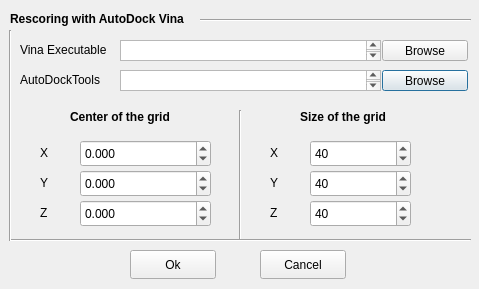
Qt form GUI/rescoreVina/rescorevinadialog.ui (IFMlab/ChemFlow) before a commit.
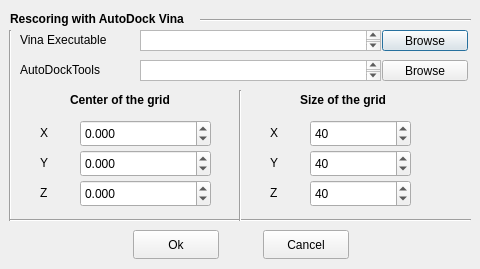
The same form after that commit.

Diff of the .ui file:
```diff
--- a/GUI/rescoreVina/rescorevinadialog.ui
+++ b/GUI/rescoreVina/rescorevinadialog.ui
@@ -6,165 +6,13 @@
    <rect>
     <x>0</x>
     <y>0</y>
-    <width>479</width>
-    <height>289</height>
+    <width>480</width>
+    <height>269</height>
    </rect>
   </property>
   <property name="windowTitle">
    <string>AutoDock Vina Rescoring Parameters</string>
   </property>
-  <widget class="Line" name="line_4">
-   <property name="geometry">
-    <rect>
-     <x>230</x>
-     <y>110</y>
-     <width>20</width>
-     <height>131</height>
-    </rect>
-   </property>
-   <property name="orientation">
-    <enum>Qt::Vertical</enum>
-   </property>
-  </widget>
-  <widget class="QLabel" name="label_9">
-   <property name="geometry">
-    <rect>
-     <x>270</x>
-     <y>170</y>
-     <width>41</width>
-     <height>26</height>
-    </rect>
-   </property>
-   <property name="text">
-    <string>Y</string>
-   </property>
-  </widget>
-  <widget class="QLabel" name="label_7">
-   <property name="geometry">
-    <rect>
-     <x>270</x>
-     <y>140</y>
-     <width>41</width>
-     <height>26</height>
-    </rect>
-   </property>
-   <property name="text">
-    <string>X</string>
-   </property>
-  </widget>
-  <widget class="QLabel" name="label_4">
-   <property name="geometry">
-    <rect>
-     <x>300</x>
-     <y>107</y>
-     <width>101</width>
-     <height>20</height>
-    </rect>
-   </property>
-   <property name="font">
-    <font>
-     <weight>75</weight>
-     <bold>true</bold>
-    </font>
-   </property>
-   <property name="text">
-    <string>Size of the grid</string>
-   </property>
-  </widget>
-  <widget class="QTextBrowser" name="textBrowser_adtFolder">
-   <property name="geometry">
-    <rect>
-     <x>120</x>
-     <y>70</y>
-     <width>261</width>
-     <height>21</height>
-    </rect>
-   </property>
-   <property name="font">
-    <font>
-     <pointsize>8</pointsize>
-    </font>
-   </property>
-   <property name="toolTip">
-    <string>&lt;html&gt;&lt;head/&gt;&lt;body&gt;&lt;p&gt;Folder containing python scripts to convert receptor and ligand files in PDBQT format.&lt;/p&gt;&lt;p&gt;Usually contained in 'MGLTools-{&lt;span style=&quot; font-style:italic;&quot;&gt;version&lt;/span&gt;}/MGLToolsPckgs/' directory.&lt;/p&gt;&lt;/body&gt;&lt;/html&gt;</string>
-   </property>
-  </widget>
-  <widget class="QDoubleSpinBox" name="doubleSpinBox_cx">
-   <property name="geometry">
-    <rect>
-     <x>80</x>
-     <y>140</y>
-     <width>131</width>
-     <height>27</height>
-    </rect>
-   </property>
-   <property name="decimals">
-    <number>3</number>
-   </property>
-   <property name="minimum">
-    <double>-10000.000000000000000</double>
-   </property>
-   <property name="maximum">
-    <double>10000.000000000000000</double>
-   </property>
-  </widget>
-  <widget class="QPushButton" name="pushButton_adtFolder">
-   <property name="geometry">
-    <rect>
-     <x>382</x>
-     <y>70</y>
-     <width>86</width>
-     <height>21</height>
-    </rect>
-   </property>
-   <property name="toolTip">
-    <string>&lt;html&gt;&lt;head/&gt;&lt;body&gt;&lt;p&gt;Folder containing python scripts to convert receptor and ligand files in PDBQT format.&lt;/p&gt;&lt;p&gt;Usually contained in 'MGLTools-{&lt;span style=&quot; font-style:italic;&quot;&gt;version&lt;/span&gt;}/MGLToolsPckgs/' directory.&lt;/p&gt;&lt;/body&gt;&lt;/html&gt;</string>
-   </property>
-   <property name="text">
-    <string>Browse</string>
-   </property>
-  </widget>
-  <widget class="QLabel" name="label_exec">
-   <property name="geometry">
-    <rect>
-     <x>20</x>
-     <y>40</y>
-     <width>91</width>
-     <height>20</height>
-    </rect>
-   </property>
-   <property name="text">
-    <string>Vina Executable</string>
-   </property>
-  </widget>
-  <widget class="QPushButton" name="pushButton_exec">
-   <property name="geometry">
-    <rect>
-     <x>382</x>
-     <y>40</y>
-     <width>86</width>
-     <height>21</height>
-    </rect>
-   </property>
-   <property name="text">
-    <string>Browse</string>
-   </property>
-  </widget>
-  <widget class="QTextBrowser" name="textBrowser_vinaExec">
-   <property name="geometry">
-    <rect>
-     <x>120</x>
-     <y>40</y>
-     <width>261</width>
-     <height>21</height>
-    </rect>
-   </property>
-   <property name="font">
-    <font>
-     <pointsize>8</pointsize>
-    </font>
-   </property>
-  </widget>
   <widget class="Line" name="line">
    <property name="geometry">
     <rect>
@@ -178,180 +26,19 @@
     <enum>Qt::Horizontal</enum>
    </property>
   </widget>
-  <widget class="Line" name="line_3">
-   <property name="geometry">
-    <rect>
-     <x>10</x>
-     <y>230</y>
-     <width>461</width>
-     <height>21</height>
-    </rect>
-   </property>
-   <property name="orientation">
-    <enum>Qt::Horizontal</enum>
-   </property>
-  </widget>
-  <widget class="QLabel" name="label_6">
-   <property name="geometry">
-    <rect>
-     <x>40</x>
-     <y>200</y>
-     <width>41</width>
-     <height>26</height>
-    </rect>
-   </property>
-   <property name="text">
-    <string>Z</string>
-   </property>
-  </widget>
-  <widget class="QLabel" name="label_exec_2">
-   <property name="geometry">
-    <rect>
-     <x>20</x>
-     <y>70</y>
-     <width>91</width>
-     <height>20</height>
-    </rect>
-   </property>
-   <property name="text">
-    <string>AutoDockTools</string>
-   </property>
-  </widget>
-  <widget class="QPushButton" name="pushButton_cancel">
-   <property name="geometry">
-    <rect>
-     <x>260</x>
-     <y>250</y>
-     <width>86</width>
-     <height>29</height>
-    </rect>
-   </property>
-   <property name="text">
-    <string>Cancel</string>
-   </property>
-  </widget>
-  <widget class="QLabel" name="label_5">
-   <property name="geometry">
-    <rect>
-     <x>40</x>
-     <y>170</y>
-     <width>41</width>
-     <height>26</height>
-    </rect>
-   </property>
-   <property name="text">
-    <string>Y</string>
-   </property>
-  </widget>
-  <widget class="QPushButton" name="pushButton_ok">
-   <property name="geometry">
-    <rect>
-     <x>130</x>
-     <y>250</y>
-     <width>86</width>
-     <height>29</height>
-    </rect>
-   </property>
-   <property name="text">
-    <string>Ok</string>
-   </property>
-  </widget>
   <widget class="Line" name="line_2">
    <property name="geometry">
     <rect>
      <x>0</x>
      <y>30</y>
      <width>20</width>
-     <height>211</height>
+     <height>191</height>
     </rect>
    </property>
    <property name="orientation">
     <enum>Qt::Vertical</enum>
    </property>
   </widget>
-  <widget class="QLabel" name="label_8">
-   <property name="geometry">
-    <rect>
-     <x>270</x>
-     <y>200</y>
-     <width>41</width>
-     <height>26</height>
-    </rect>
-   </property>
-   <property name="text">
-    <string>Z</string>
-   </property>
-  </widget>
-  <widget class="QLabel" name="label_2">
-   <property name="geometry">
-    <rect>
-     <x>40</x>
-     <y>140</y>
-     <width>41</width>
-     <height>26</height>
-    </rect>
-   </property>
-   <property name="text">
-    <string>X</string>
-   </property>
-  </widget>
-  <widget class="QLabel" name="label_3">
-   <property name="geometry">
-    <rect>
-     <x>70</x>
-     <y>107</y>
-     <width>111</width>
-     <height>20</height>
-    </rect>
-   </property>
-   <property name="font">
-    <font>
-     <weight>75</weight>
-     <bold>true</bold>
-    </font>
-   </property>
-   <property name="text">
-    <string>Center of the grid</string>
-   </property>
-  </widget>
-  <widget class="QDoubleSpinBox" name="doubleSpinBox_cy">
-   <property name="geometry">
-    <rect>
-     <x>80</x>
-     <y>170</y>
-     <width>131</width>
-     <height>27</height>
-    </rect>
-   </property>
-   <property name="decimals">
-    <number>3</number>
-   </property>
-   <property name="minimum">
-    <double>-10000.000000000000000</double>
-   </property>
-   <property name="maximum">
-    <double>10000.000000000000000</double>
-   </property>
-  </widget>
-  <widget class="QDoubleSpinBox" name="doubleSpinBox_cz">
-   <property name="geometry">
-    <rect>
-     <x>80</x>
-     <y>200</y>
-     <width>131</width>
-     <height>27</height>
-    </rect>
-   </property>
-   <property name="decimals">
-    <number>3</number>
-   </property>
-   <property name="minimum">
-    <double>-10000.000000000000000</double>
-   </property>
-   <property name="maximum">
-    <double>10000.000000000000000</double>
-   </property>
-  </widget>
   <widget class="QLabel" name="label">
    <property name="geometry">
     <rect>
@@ -371,11 +58,24 @@
     <string>Rescoring with AutoDock Vina</string>
    </property>
   </widget>
+  <widget class="QLabel" name="label_2">
+   <property name="geometry">
+    <rect>
+     <x>40</x>
+     <y>120</y>
+     <width>41</width>
+     <height>26</height>
+    </rect>
+   </property>
+   <property name="text">
+    <string>X</string>
+   </property>
+  </widget>
   <widget class="QSpinBox" name="spinBox_sy">
    <property name="geometry">
     <rect>
      <x>310</x>
-     <y>170</y>
+     <y>150</y>
      <width>101</width>
      <height>27</height>
     </rect>
@@ -390,30 +90,330 @@
     <number>40</number>
    </property>
   </widget>
-  <widget class="QSpinBox" name="spinBox_sz">
+  <widget class="Line" name="line_3">
    <property name="geometry">
     <rect>
-     <x>310</x>
-     <y>200</y>
-     <width>101</width>
-     <height>27</height>
+     <x>10</x>
+     <y>210</y>
+     <width>461</width>
+     <height>21</height>
     </rect>
    </property>
-   <property name="minimum">
-    <number>1</number>
+   <property name="orientation">
+    <enum>Qt::Horizontal</enum>
    </property>
-   <property name="maximum">
-    <number>10000</number>
+  </widget>
+  <widget class="QPushButton" name="pushButton_exec">
+   <property name="geometry">
+    <rect>
+     <x>382</x>
+     <y>30</y>
+     <width>86</width>
+     <height>21</height>
+    </rect>
    </property>
-   <property name="value">
-    <number>40</number>
+   <property name="text">
+    <string>Browse</string>
+   </property>
+  </widget>
+  <widget class="QLabel" name="label_9">
+   <property name="geometry">
+    <rect>
+     <x>270</x>
+     <y>150</y>
+     <width>41</width>
+     <height>26</height>
+    </rect>
+   </property>
+   <property name="text">
+    <string>Y</string>
+   </property>
+  </widget>
+  <widget class="QLabel" name="label_3">
+   <property name="geometry">
+    <rect>
+     <x>70</x>
+     <y>90</y>
+     <width>131</width>
+     <height>20</height>
+    </rect>
+   </property>
+   <property name="font">
+    <font>
+     <weight>75</weight>
+     <bold>true</bold>
+    </font>
+   </property>
+   <property name="text">
+    <string>Center of the grid</string>
+   </property>
+  </widget>
+  <widget class="QPushButton" name="pushButton_adtFolder">
+   <property name="geometry">
+    <rect>
+     <x>382</x>
+     <y>60</y>
+     <width>86</width>
+     <height>21</height>
+    </rect>
+   </property>
+   <property name="toolTip">
+    <string>&lt;html&gt;&lt;head/&gt;&lt;body&gt;&lt;p&gt;Folder containing python scripts to convert receptor and ligand files in PDBQT format.&lt;/p&gt;&lt;p&gt;Usually contained in 'MGLTools-{&lt;span style=&quot; font-style:italic;&quot;&gt;version&lt;/span&gt;}/MGLToolsPckgs/' directory.&lt;/p&gt;&lt;/body&gt;&lt;/html&gt;</string>
+   </property>
+   <property name="text">
+    <string>Browse</string>
    </property>
   </widget>
   <widget class="QSpinBox" name="spinBox_sx">
    <property name="geometry">
     <rect>
      <x>310</x>
-     <y>140</y>
+     <y>120</y>
+     <width>101</width>
+     <height>27</height>
+    </rect>
+   </property>
+   <property name="minimum">
+    <number>1</number>
+   </property>
+   <property name="maximum">
+    <number>10000</number>
+   </property>
+   <property name="value">
+    <number>40</number>
+   </property>
+  </widget>
+  <widget class="QLabel" name="label_7">
+   <property name="geometry">
+    <rect>
+     <x>270</x>
+     <y>120</y>
+     <width>41</width>
+     <height>26</height>
+    </rect>
+   </property>
+   <property name="text">
+    <string>X</string>
+   </property>
+  </widget>
+  <widget class="QDoubleSpinBox" name="doubleSpinBox_cx">
+   <property name="geometry">
+    <rect>
+     <x>80</x>
+     <y>120</y>
+     <width>131</width>
+     <height>27</height>
+    </rect>
+   </property>
+   <property name="decimals">
+    <number>3</number>
+   </property>
+   <property name="minimum">
+    <double>-10000.000000000000000</double>
+   </property>
+   <property name="maximum">
+    <double>10000.000000000000000</double>
+   </property>
+  </widget>
+  <widget class="QPushButton" name="pushButton_ok">
+   <property name="geometry">
+    <rect>
+     <x>133</x>
+     <y>230</y>
+     <width>86</width>
+     <height>29</height>
+    </rect>
+   </property>
+   <property name="text">
+    <string>Ok</string>
+   </property>
+  </widget>
+  <widget class="QLabel" name="label_6">
+   <property name="geometry">
+    <rect>
+     <x>40</x>
+     <y>180</y>
+     <width>41</width>
+     <height>26</height>
+    </rect>
+   </property>
+   <property name="text">
+    <string>Z</string>
+   </property>
+  </widget>
+  <widget class="QTextBrowser" name="textBrowser_adtFolder">
+   <property name="geometry">
+    <rect>
+     <x>140</x>
+     <y>60</y>
+     <width>241</width>
+     <height>21</height>
+    </rect>
+   </property>
+   <property name="font">
+    <font>
+     <pointsize>8</pointsize>
+    </font>
+   </property>
+   <property name="toolTip">
+    <string>&lt;html&gt;&lt;head/&gt;&lt;body&gt;&lt;p&gt;Folder containing python scripts to convert receptor and ligand files in PDBQT format.&lt;/p&gt;&lt;p&gt;Usually contained in 'MGLTools-{&lt;span style=&quot; font-style:italic;&quot;&gt;version&lt;/span&gt;}/MGLToolsPckgs/' directory.&lt;/p&gt;&lt;/body&gt;&lt;/html&gt;</string>
+   </property>
+  </widget>
+  <widget class="Line" name="line_4">
+   <property name="geometry">
+    <rect>
+     <x>230</x>
+     <y>90</y>
+     <width>20</width>
+     <height>131</height>
+    </rect>
+   </property>
+   <property name="orientation">
+    <enum>Qt::Vertical</enum>
+   </property>
+  </widget>
+  <widget class="QPushButton" name="pushButton_cancel">
+   <property name="geometry">
+    <rect>
+     <x>263</x>
+     <y>230</y>
+     <width>86</width>
+     <height>29</height>
+    </rect>
+   </property>
+   <property name="text">
+    <string>Cancel</string>
+   </property>
+  </widget>
+  <widget class="QLabel" name="label_8">
+   <property name="geometry">
+    <rect>
+     <x>270</x>
+     <y>180</y>
+     <width>41</width>
+     <height>26</height>
+    </rect>
+   </property>
+   <property name="text">
+    <string>Z</string>
+   </property>
+  </widget>
+  <widget class="QTextBrowser" name="textBrowser_vinaExec">
+   <property name="geometry">
+    <rect>
+     <x>140</x>
+     <y>30</y>
+     <width>241</width>
+     <height>21</height>
+    </rect>
+   </property>
+   <property name="font">
+    <font>
+     <pointsize>8</pointsize>
+    </font>
+   </property>
+  </widget>
+  <widget class="QLabel" name="label_5">
+   <property name="geometry">
+    <rect>
+     <x>40</x>
+     <y>150</y>
+     <width>41</width>
+     <height>26</height>
+    </rect>
+   </property>
+   <property name="text">
+    <string>Y</string>
+   </property>
+  </widget>
+  <widget class="QLabel" name="label_exec_2">
+   <property name="geometry">
+    <rect>
+     <x>20</x>
+     <y>60</y>
+     <width>121</width>
+     <height>20</height>
+    </rect>
+   </property>
+   <property name="text">
+    <string>AutoDockTools</string>
+   </property>
+  </widget>
+  <widget class="QDoubleSpinBox" name="doubleSpinBox_cz">
+   <property name="geometry">
+    <rect>
+     <x>80</x>
+     <y>180</y>
+     <width>131</width>
+     <height>27</height>
+    </rect>
+   </property>
+   <property name="decimals">
+    <number>3</number>
+   </property>
+   <property name="minimum">
+    <double>-10000.000000000000000</double>
+   </property>
+   <property name="maximum">
+    <double>10000.000000000000000</double>
+   </property>
+  </widget>
+  <widget class="QLabel" name="label_exec">
+   <property name="geometry">
+    <rect>
+     <x>20</x>
+     <y>30</y>
+     <width>121</width>
+     <height>20</height>
+    </rect>
+   </property>
+   <property name="text">
+    <string>Vina Executable</string>
+   </property>
+  </widget>
+  <widget class="QLabel" name="label_4">
+   <property name="geometry">
+    <rect>
+     <x>300</x>
+     <y>90</y>
+     <width>121</width>
+     <height>20</height>
+    </rect>
+   </property>
+   <property name="font">
+    <font>
+     <weight>75</weight>
+     <bold>true</bold>
+    </font>
+   </property>
+   <property name="text">
+    <string>Size of the grid</string>
+   </property>
+  </widget>
+  <widget class="QDoubleSpinBox" name="doubleSpinBox_cy">
+   <property name="geometry">
+    <rect>
+     <x>80</x>
+     <y>150</y>
+     <width>131</width>
+     <height>27</height>
+    </rect>
+   </property>
+   <property name="decimals">
+    <number>3</number>
+   </property>
+   <property name="minimum">
+    <double>-10000.000000000000000</double>
+   </property>
+   <property name="maximum">
+    <double>10000.000000000000000</double>
+   </property>
+  </widget>
+  <widget class="QSpinBox" name="spinBox_sz">
+   <property name="geometry">
+    <rect>
+     <x>310</x>
+     <y>180</y>
      <width>101</width>
      <height>27</height>
     </rect>
```
